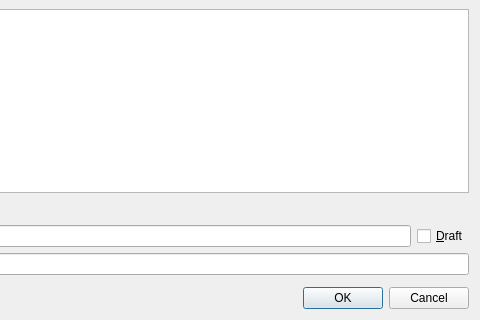
Qt form src/plugins/git/gerrit/gerritpushdialog.ui (qt-creator/qt-creator) before a commit; both pictures show x 260 to 740 and y 90 to 410 of the 740 by 410 pixel window.
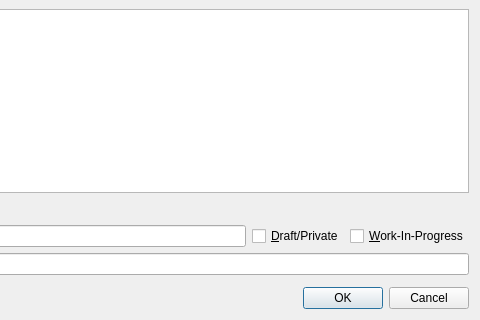
The same form after that commit. Custom widgets are drawn as their Qt base class.

Commit message:
Gerrit: Support Private/Work-In-Progress push on Gerrit >= 2.15
A private change[1] is only visible to the uploader and reviewers (like
draft in older Gerrit).

A WIP change[2] does not generate notifications until it becomes ready.

[1] https://gerrit-review.googlesource.com/Documentation/intro-user.html#private-changes
[2] https://gerrit-review.googlesource.com/Documentation/user-upload.html#wip

The edit to the form file:
```diff
--- a/src/plugins/git/gerrit/gerritpushdialog.ui
+++ b/src/plugins/git/gerrit/gerritpushdialog.ui
@@ -77,7 +77,17 @@
      <item>
       <widget class="QCheckBox" name="draftCheckBox">
        <property name="text">
-        <string>&amp;Draft</string>
+        <string>&amp;Draft/Private</string>
+       </property>
+      </widget>
+     </item>
+     <item>
+      <widget class="QCheckBox" name="wipCheckBox">
+       <property name="text">
+        <string>&amp;Work-In-Progress</string>
+       </property>
+       <property name="tristate">
+        <bool>true</bool>
        </property>
       </widget>
      </item>
```
Left out of the diff: 5 changed lines with no effect on the pictures. The commit also changes 2 other files.
